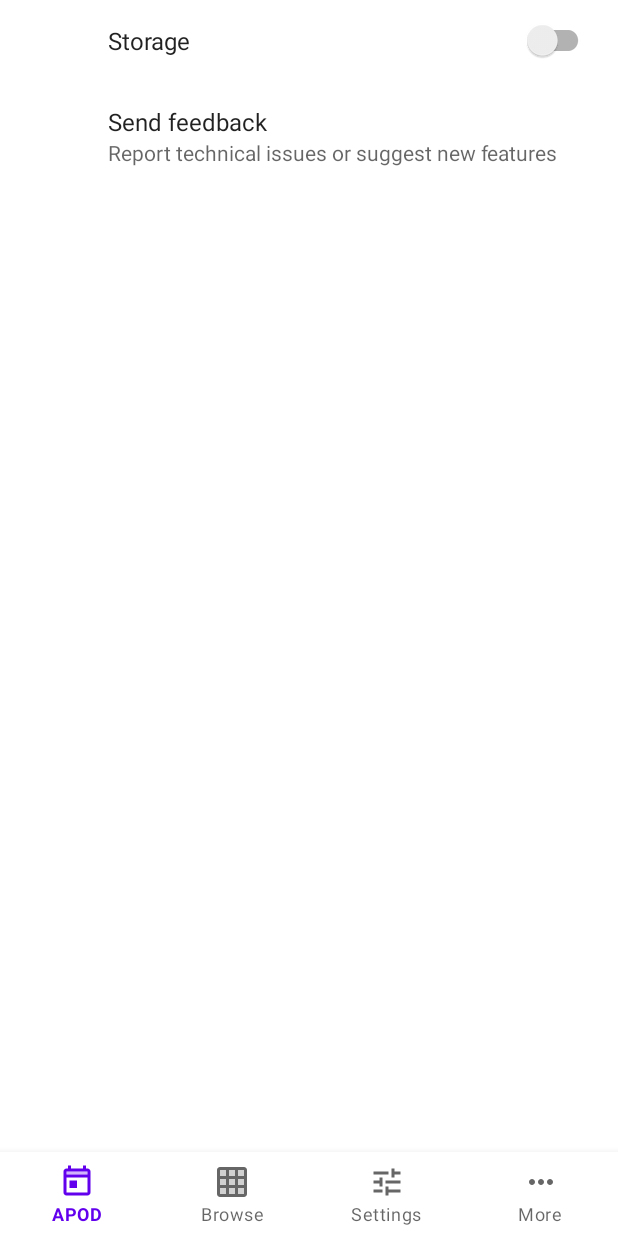
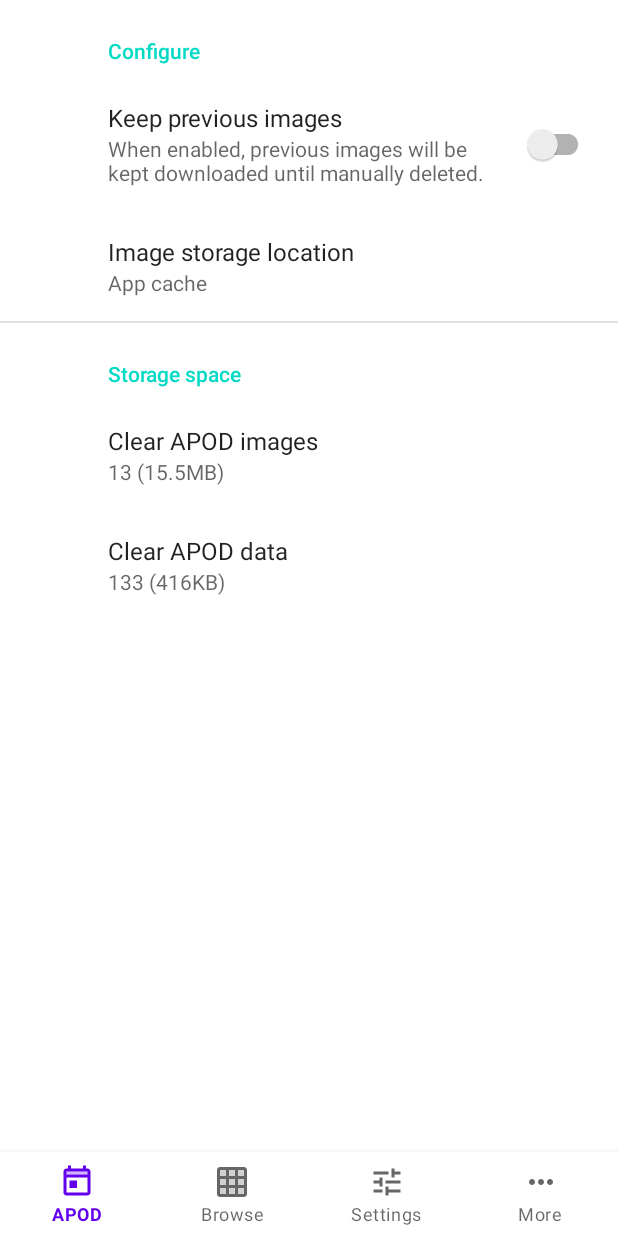
Before and after one commit to JakeSteam/Apod-Wallpaper-2, an Android app: the SettingsStorageFragment screen opened through its navigation route, on a phone screen of 412 x 824 dp. Run offline under Robolectric (Android 15) with nearby library versions, the phone set to English and light mode, and no system bars; our stand-ins replace androidx.preference, navigation-ui, paging; libraries missing offline, so code that uses them is left out: androidx.paging, androidx.paging.toLiveData; pictures from the network do not load.

Commit message:
Adds storage settings

```diff
--- a/app/src/main/res/values/preference_keys.xml
+++ b/app/src/main/res/values/preference_keys.xml
@@ -163,4 +163,23 @@
     <string name="storage_settings">Storage Settings</string>
     <string name="to_storage_settings">toStorage</string>
 
+    <string name="pref_category_storage_configure">Configure</string>
+
+    <string name="pref_keep_old_images">pref_keep_old_images</string>
+    <string name="pref_keep_old_images_title">Keep previous images</string>
+    <string name="pref_keep_old_images_desc">When enabled, previous images will be kept downloaded until manually deleted.</string>
+    <string name="pref_keep_old_images_default_value">false</string>
+
+    <string name="pref_image_location">pref_image_location</string>
+    <string name="pref_image_location_title">Image storage location</string>
+    <string name="pref_image_location_desc">Choose a custom folder to save downloaded images into.</string>
+    <string name="pref_image_location_default_value">App cache</string>
+
+    <string name="pref_image_files">pref_image_files</string>
+    <string name="pref_image_files_metadata">Clear APOD images</string>
+    <string name="pref_image_rows">pref_image_rows</string>
+    <string name="pref_image_rows_metadata">Clear APOD data</string>
+
+    <string name="pref_category_storage_size">Storage space</string>
+
 </resources>
--- a/app/src/main/res/xml/preferences_storage.xml
+++ b/app/src/main/res/xml/preferences_storage.xml
@@ -1,13 +1,34 @@
 <?xml version="1.0" encoding="utf-8"?>
 <PreferenceScreen xmlns:app="http://schemas.android.com/apk/res-auto">
 
-    <SwitchPreferenceCompat
-        app:key="notificationsd"
-        app:title="Storage"/>
+    <PreferenceCategory app:title="@string/pref_category_storage_configure">
+        <SwitchPreferenceCompat
+            app:defaultValue="@string/pref_keep_old_images_default_value"
+            app:key="@string/pref_keep_old_images"
+            app:summary="@string/pref_keep_old_images_desc"
+            app:title="@string/pref_keep_old_images_title" />
 
-    <Preference
-        app:key="feedback"
-        app:title="Send feedback"
-        app:summary="Report technical issues or suggest new features"/>
+        <EditTextPreference
+            app:defaultValue="@string/pref_image_location_default_value"
+            app:key="@string/pref_image_location"
+            app:dialogMessage="@string/pref_image_location_desc"
+            app:dialogTitle="@string/pref_image_location_title"
+            app:useSimpleSummaryProvider="true"
+            app:title="@string/pref_image_location_title" />
+    </PreferenceCategory>
+
+    <PreferenceCategory app:title="@string/pref_category_storage_size">
+        <Preference
+            app:summary="13 (15.5MB)"
+            app:persistent="false"
+            app:key="@string/pref_image_files"
+            app:title="@string/pref_image_files_metadata" />
+
+        <Preference
+            app:summary="133 (416KB)"
+            app:persistent="false"
+            app:key="@string/pref_image_rows"
+            app:title="@string/pref_image_rows_metadata" />
+    </PreferenceCategory>
 
 </PreferenceScreen>
```
